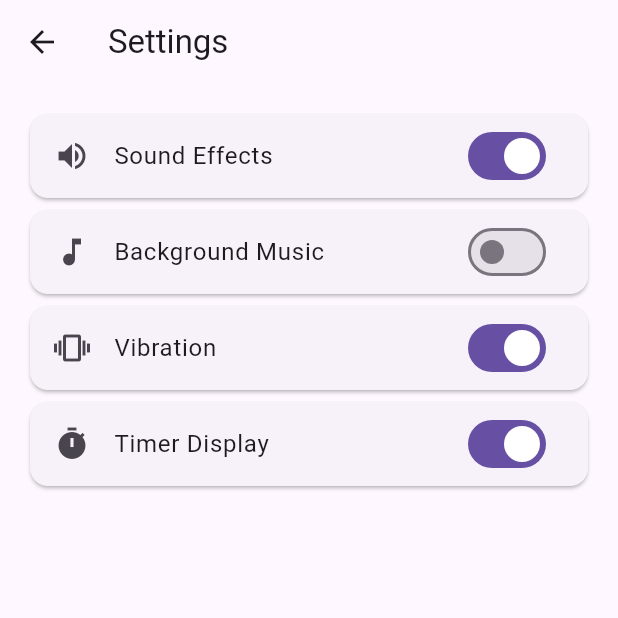
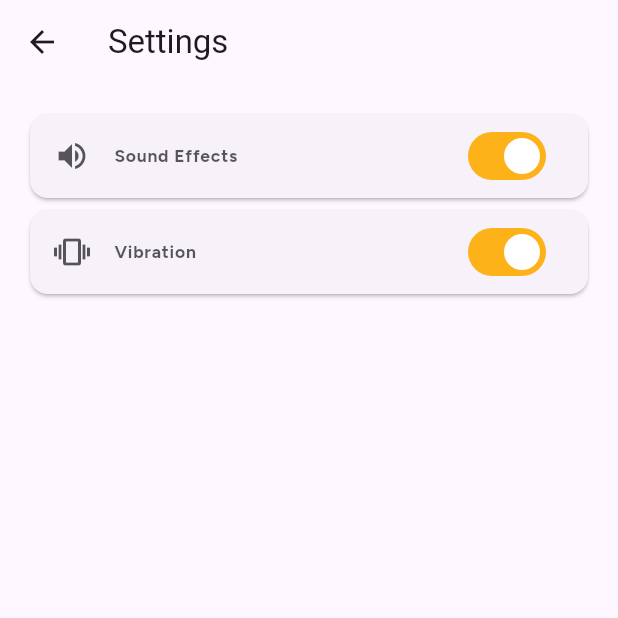
Before and after one commit to rahulkumardev24/Card_matching_game-, a Flutter app: the SettingsScreen screen opened directly, on a phone screen of 412 x 824 dp, the top half of it. Run offline on Flutter 3.47's test engine with Material 3 defaults, Android fonts, the phone set to English and light mode, and no system bars; our stand-ins replace audioplayers, clay_containers, confetti, flutter_animate, google_fonts, responsive_sizer and 2 more; accounts and stored records are empty.

```diff
--- a/lib/screen/setting_screen.dart
+++ b/lib/screen/setting_screen.dart
@@ -1,3 +1,5 @@
+import 'package:card_match_memory/helper/app_color.dart';
+import 'package:card_match_memory/helper/app_text_styles.dart';
 import 'package:card_match_memory/provider/setting_provider.dart';
 import 'package:flutter/material.dart';
 import 'package:provider/provider.dart';
@@ -9,18 +11,24 @@ class SettingsScreen extends StatelessWidget {
   Widget build(BuildContext context) {
     final settingProvider = Provider.of<SettingProvider>(context);
     return Scaffold(
-      appBar: AppBar(
-        title: const Text('Settings'),
-      ),
+      appBar: AppBar(title: const Text('Settings')),
       body: ListView(
         padding: const EdgeInsets.all(16),
         children: [
           Card(
             child: ListTile(
-              leading: const Icon(Icons.volume_up),
-              title: const Text('Sound Effects'),
+              leading: Icon(Icons.volume_up, color: AppColor.darkText),
+              title: Text(
+                'Sound Effects',
+                style: AppTextStyle.subtitleSmall(
+                  color: AppColor.darkText,
+                  weight: FontWeight.bold,
+                ),
+              ),
               trailing: Switch(
                 value: settingProvider.isSoundOn,
+                activeTrackColor: AppColor.primaryColor,
+
                 onChanged: (value) {
                   settingProvider.toggleSound();
                 },
@@ -29,30 +37,17 @@ class SettingsScreen extends StatelessWidget {
           ),
           Card(
             child: ListTile(
-              leading: const Icon(Icons.music_note),
-              title: const Text('Background Music'),
-              trailing: Switch(
-                value: false,
-                onChanged: (value) {},
+              leading: Icon(Icons.vibration, color: AppColor.darkText),
+              title: Text(
+                'Vibration',
+                style: AppTextStyle.subtitleSmall(
+                  color: AppColor.darkText,
+                  weight: FontWeight.bold,
+                ),
               ),
-            ),
-          ),
-          Card(
-            child: ListTile(
-              leading: const Icon(Icons.vibration),
-              title: const Text('Vibration'),
               trailing: Switch(
                 value: true,
-                onChanged: (value) {},
-              ),
-            ),
-          ),
-          Card(
-            child: ListTile(
-              leading: const Icon(Icons.timer),
-              title: const Text('Timer Display'),
-              trailing: Switch(
-                value: true,
+                activeTrackColor: AppColor.primaryColor,
                 onChanged: (value) {},
               ),
             ),
```
